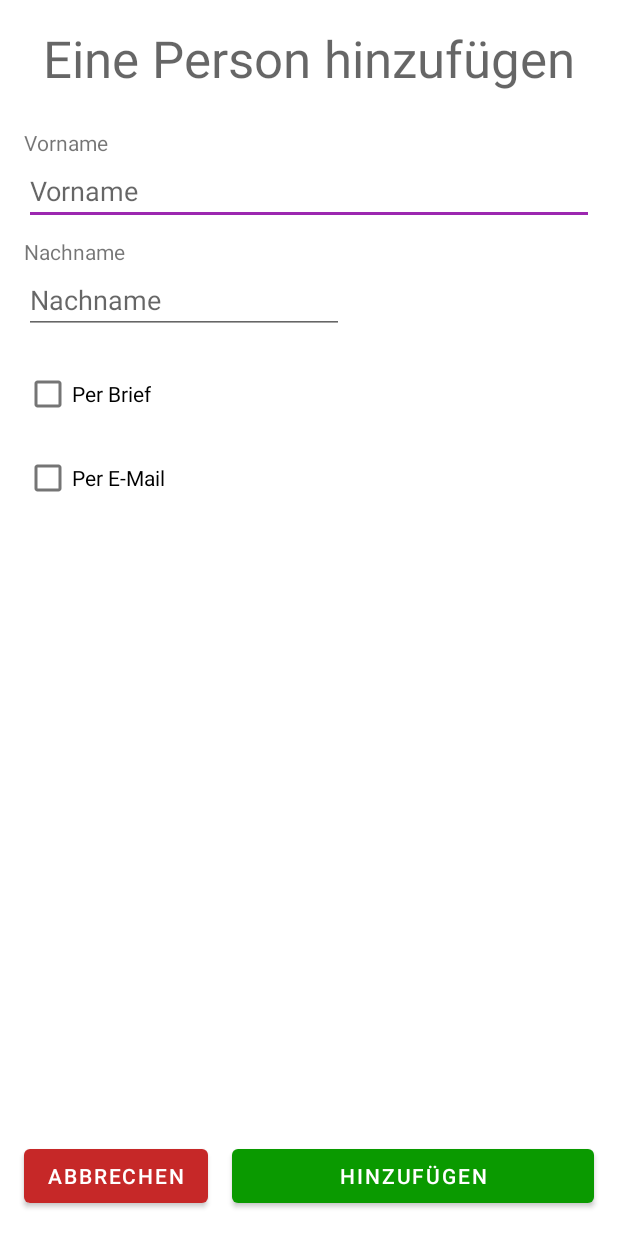
After one commit to ComTols/Hackaton2020, an Android app: the AddPerson screen opened directly, with no data from a screen before it, on a phone screen of 412 x 824 dp. The commit adds this screen. Run offline under Robolectric (Android 15) with nearby library versions, the phone set to English and light mode, and no system bars.

Commit message:
Aktionen nach QR-Code Scann hinzugefügt
-Activity CheckPerson hinzugefügt
--Bereits eingetragene Personen werden aus SharedPreferences gelesen

-Activity AddPerson hinzugefügt
--Daten der hinzugefügten Person werden in SharedPreferences geschrieben

```diff
--- a/app/src/main/AndroidManifest.xml
+++ b/app/src/main/AndroidManifest.xml
@@ -14,7 +14,9 @@
 		android:roundIcon="@mipmap/ic_launcher_round"
 		android:supportsRtl="true"
 		android:theme="@style/Theme.Hackaton2020">
-		<activity android:name=".CreateAccount"></activity>
+		<activity android:name=".AddPerson"></activity>
+		<activity android:name=".CheckPerson" />
+		<activity android:name=".CreateAccount" />
 		<activity android:name=".MainActivity">
 			<intent-filter>
 				<action android:name="android.intent.action.MAIN" />
--- a/app/src/main/java/com/example/hackaton2020/MainActivity.java
+++ b/app/src/main/java/com/example/hackaton2020/MainActivity.java
@@ -102,6 +102,7 @@ public class MainActivity extends AppCompatActivity implements ZXingScannerView.
 	@Override
 	public void handleResult(Result rawResult) {
 		textResult.setText(rawResult.getText());
-		scannerView.startCamera();
+		Intent intentCheckPerson = new Intent(this, CheckPerson.class);
+		startActivity(intentCheckPerson);
 	}
 }
--- /dev/null
+++ b/app/src/main/res/layout/activity_add_person.xml
@@ -0,0 +1,273 @@
+<?xml version="1.0" encoding="utf-8"?>
+<androidx.constraintlayout.widget.ConstraintLayout xmlns:android="http://schemas.android.com/apk/res/android"
+	xmlns:app="http://schemas.android.com/apk/res-auto"
+	xmlns:tools="http://schemas.android.com/tools"
+	android:layout_width="match_parent"
+	android:layout_height="match_parent"
+	tools:context=".AddPerson">
+
+	<TextView
+		android:id="@+id/addPerson_headline"
+		android:layout_width="wrap_content"
+		android:layout_height="wrap_content"
+		android:layout_marginTop="16dp"
+		android:text="@string/addPerson_headline"
+		android:textAppearance="@style/TextAppearance.AppCompat.Display1"
+		app:layout_constraintEnd_toEndOf="parent"
+		app:layout_constraintStart_toStartOf="parent"
+		app:layout_constraintTop_toTopOf="parent" />
+
+	<EditText
+		android:id="@+id/addPerson_forename"
+		android:layout_width="0dp"
+		android:layout_height="wrap_content"
+		android:layout_marginStart="16dp"
+		android:layout_marginLeft="16dp"
+		android:layout_marginEnd="16dp"
+		android:layout_marginRight="16dp"
+		android:ems="10"
+		android:hint="@string/forename"
+		android:inputType="textPersonName"
+		app:layout_constraintEnd_toEndOf="parent"
+		app:layout_constraintStart_toStartOf="parent"
+		app:layout_constraintTop_toBottomOf="@+id/addPerson_txtforename" />
+
+	<EditText
+		android:id="@+id/addPerson_lastname"
+		android:layout_width="0dp"
+		android:layout_height="wrap_content"
+		android:layout_marginStart="16dp"
+		android:layout_marginLeft="16dp"
+		android:ems="10"
+		android:hint="@string/lastname"
+		android:inputType="textPersonName"
+		app:layout_constraintStart_toStartOf="parent"
+		app:layout_constraintTop_toBottomOf="@+id/addPerson_txtlastname" />
+
+	<TextView
+		android:id="@+id/addPerson_txtforename"
+		android:layout_width="wrap_content"
+		android:layout_height="wrap_content"
+		android:layout_marginStart="16dp"
+		android:layout_marginLeft="16dp"
+		android:layout_marginTop="24dp"
+		android:text="@string/forename"
+		app:layout_constraintStart_toStartOf="parent"
+		app:layout_constraintTop_toBottomOf="@+id/addPerson_headline" />
+
+	<TextView
+		android:id="@+id/addPerson_txtlastname"
+		android:layout_width="wrap_content"
+		android:layout_height="wrap_content"
+		android:layout_marginStart="16dp"
+		android:layout_marginLeft="16dp"
+		android:layout_marginTop="8dp"
+		android:text="@string/lastname"
+		app:layout_constraintStart_toStartOf="parent"
+		app:layout_constraintTop_toBottomOf="@+id/addPerson_txtforename_error" />
+
+	<TextView
+		android:id="@+id/addPerson_txtforename_error"
+		android:layout_width="wrap_content"
+		android:layout_height="wrap_content"
+		android:layout_marginStart="16dp"
+		android:layout_marginLeft="16dp"
+		android:text="Vorname erforderlich"
+		android:textColor="@color/warn"
+		android:visibility="gone"
+		app:layout_constraintStart_toStartOf="parent"
+		app:layout_constraintTop_toBottomOf="@+id/addPerson_forename" />
+
+	<TextView
+		android:id="@+id/addPerson_txtlastname_error"
+		android:layout_width="wrap_content"
+		android:layout_height="wrap_content"
+		android:layout_marginStart="16dp"
+		android:layout_marginLeft="16dp"
+		android:text="Nachname erforderlich"
+		android:textColor="@color/warn"
+		android:visibility="gone"
+		app:layout_constraintStart_toStartOf="parent"
+		app:layout_constraintTop_toBottomOf="@+id/addPerson_lastname" />
+
+	<CheckBox
+		android:id="@+id/addPerson_messageOption_letter"
+		android:layout_width="wrap_content"
+		android:layout_height="wrap_content"
+		android:layout_marginStart="16dp"
+		android:layout_marginLeft="16dp"
+		android:layout_marginTop="16dp"
+		android:text="@string/login_messageOption_letter"
+		app:layout_constraintStart_toStartOf="parent"
+		app:layout_constraintTop_toBottomOf="@+id/addPerson_txtlastname_error" />
+
+	<androidx.constraintlayout.widget.ConstraintLayout
+		android:id="@+id/addPerson_messageOption_letter_details"
+		android:layout_width="match_parent"
+		android:layout_height="wrap_content"
+		android:layout_marginStart="16dp"
+		android:layout_marginLeft="16dp"
+		android:layout_marginEnd="16dp"
+		android:layout_marginRight="16dp"
+		android:visibility="gone"
+		app:layout_constraintEnd_toEndOf="parent"
+		app:layout_constraintStart_toStartOf="parent"
+		app:layout_constraintTop_toBottomOf="@+id/addPerson_messageOption_letter">
+
+		<EditText
+			android:id="@+id/addPerson_messageOption_letter_details_street"
+			android:layout_width="0dp"
+			android:layout_height="wrap_content"
+			android:ems="10"
+			android:hint="@string/street_number"
+			android:inputType="textPersonName"
+			app:layout_constraintEnd_toEndOf="parent"
+			app:layout_constraintHorizontal_bias="0.0"
+			app:layout_constraintStart_toStartOf="parent"
+			app:layout_constraintTop_toBottomOf="@+id/addPerson_messageOption_letter_details_txtstreet" />
+
+		<TextView
+			android:id="@+id/addPerson_messageOption_letter_details_txtstreet"
+			android:layout_width="wrap_content"
+			android:layout_height="wrap_content"
+			android:layout_marginTop="8dp"
+			android:text="@string/street_number"
+			app:layout_constraintStart_toStartOf="parent"
+			app:layout_constraintTop_toTopOf="parent" />
+
+		<EditText
+			android:id="@+id/addPerson_messageOption_letter_details_postcode"
+			android:layout_width="150dp"
+			android:layout_height="wrap_content"
+			android:ems="10"
+			android:hint="@string/postcode"
+			android:inputType="numberSigned"
+			app:layout_constraintStart_toStartOf="parent"
+			app:layout_constraintTop_toBottomOf="@+id/addPerson_messageOption_letter_details_txtpostcode" />
+
+		<TextView
+			android:id="@+id/addPerson_messageOption_letter_details_txtpostcode"
+			android:layout_width="wrap_content"
+			android:layout_height="wrap_content"
+			android:layout_marginTop="8dp"
+			android:text="@string/postcode"
+			app:layout_constraintStart_toStartOf="parent"
+			app:layout_constraintTop_toBottomOf="@+id/addPerson_messageOption_letter_details_street" />
+
+		<TextView
+			android:id="@+id/addPerson_messageOption_letter_details_txtcity"
+			android:layout_width="wrap_content"
+			android:layout_height="wrap_content"
+			android:layout_marginStart="8dp"
+			android:layout_marginLeft="8dp"
+			android:layout_marginTop="8dp"
+			android:text="@string/city"
+			app:layout_constraintStart_toEndOf="@+id/addPerson_messageOption_letter_details_postcode"
+			app:layout_constraintTop_toBottomOf="@+id/addPerson_messageOption_letter_details_street" />
+
+		<EditText
+			android:id="@+id/addPerson_messageOption_letter_details_city"
+			android:layout_width="wrap_content"
+			android:layout_height="wrap_content"
+			android:ems="10"
+			android:hint="@string/city"
+			android:inputType="textPersonName"
+			app:layout_constraintStart_toStartOf="@+id/addPerson_messageOption_letter_details_txtcity"
+			app:layout_constraintTop_toBottomOf="@+id/addPerson_messageOption_letter_details_txtcity" />
+
+		<TextView
+			android:id="@+id/addPerson_messageOption_letter_details_error"
+			android:layout_width="wrap_content"
+			android:layout_height="wrap_content"
+			android:textColor="@color/warn"
+			android:visibility="gone"
+			app:layout_constraintStart_toStartOf="parent"
+			app:layout_constraintTop_toBottomOf="@+id/addPerson_messageOption_letter_details_postcode" />
+	</androidx.constraintlayout.widget.ConstraintLayout>
+
+	<CheckBox
+		android:id="@+id/addPerson_messageOption_mail"
+		android:layout_width="wrap_content"
+		android:layout_height="wrap_content"
+		android:layout_marginStart="16dp"
+		android:layout_marginLeft="16dp"
+		android:layout_marginTop="8dp"
+		android:text="@string/login_messageOption_mail"
+		app:layout_constraintStart_toStartOf="parent"
+		app:layout_constraintTop_toBottomOf="@+id/addPerson_messageOption_letter_details" />
+
+	<androidx.constraintlayout.widget.ConstraintLayout
+		android:id="@+id/addPerson_messageOption_mail_details"
+		android:layout_width="match_parent"
+		android:layout_height="wrap_content"
+		android:layout_marginStart="16dp"
+		android:layout_marginLeft="16dp"
+		android:layout_marginEnd="16dp"
+		android:layout_marginRight="16dp"
+		android:visibility="gone"
+		app:layout_constraintEnd_toEndOf="parent"
+		app:layout_constraintStart_toStartOf="parent"
+		app:layout_constraintTop_toBottomOf="@+id/addPerson_messageOption_mail">
+
+		<EditText
+			android:id="@+id/addPerson_messageOption_mail_details_mailAdress"
+			android:layout_width="0dp"
+			android:layout_height="wrap_content"
+			android:ems="10"
+			android:hint="@string/mail"
+			android:inputType="textEmailAddress"
+			app:layout_constraintEnd_toEndOf="parent"
+			app:layout_constraintStart_toStartOf="parent"
+			app:layout_constraintTop_toTopOf="parent" />
+
+		<TextView
+			android:id="@+id/addPerson_messageOption_mail_details_error"
+			android:layout_width="wrap_content"
+			android:layout_height="wrap_content"
+			android:text="Eine E-Mail ist erforderlich!"
+			android:textColor="@color/warn"
+			android:visibility="gone"
+			app:layout_constraintStart_toStartOf="parent"
+			app:layout_constraintTop_toBottomOf="@+id/addPerson_messageOption_mail_details_mailAdress" />
+	</androidx.constraintlayout.widget.ConstraintLayout>
+
+	<Button
+		android:id="@+id/addPerson_cancelBtn"
+		android:layout_width="wrap_content"
+		android:layout_height="wrap_content"
+		android:layout_marginStart="16dp"
+		android:layout_marginLeft="16dp"
+		android:layout_marginBottom="16dp"
+		android:text="@string/cancel"
+		app:backgroundTint="@color/warn_dark"
+		app:layout_constraintBottom_toBottomOf="parent"
+		app:layout_constraintStart_toStartOf="parent" />
+
+	<Button
+		android:id="@+id/addPerson_applyBtn"
+		android:layout_width="0dp"
+		android:layout_height="wrap_content"
+		android:layout_marginStart="16dp"
+		android:layout_marginLeft="16dp"
+		android:layout_marginEnd="16dp"
+		android:layout_marginRight="16dp"
+		android:layout_marginBottom="16dp"
+		android:text="@string/addPerson_continue"
+		app:backgroundTint="@color/apply"
+		app:layout_constraintBottom_toBottomOf="parent"
+		app:layout_constraintEnd_toEndOf="parent"
+		app:layout_constraintStart_toEndOf="@+id/addPerson_cancelBtn" />
+
+	<TextView
+		android:id="@+id/addPerson_applyBtn_error"
+		android:layout_width="0dp"
+		android:layout_height="wrap_content"
+		android:gravity="center"
+		android:text="Es muss mindestens eine Benachrichtigungsoption ausgewählt werden!"
+		android:textColor="@color/warn"
+		android:visibility="gone"
+		app:layout_constraintBottom_toTopOf="@+id/addPerson_applyBtn"
+		app:layout_constraintEnd_toEndOf="@+id/addPerson_applyBtn"
+		app:layout_constraintStart_toStartOf="@+id/addPerson_applyBtn" />
+
+</androidx.constraintlayout.widget.ConstraintLayout>
--- a/app/src/main/res/values/colors.xml
+++ b/app/src/main/res/values/colors.xml
@@ -11,4 +11,5 @@
 	<color name="warn">#F44336</color>
 	<color name="warn_light">#FF5252</color>
 	<color name="warn_dark">#C62828</color>
+	<color name="apply">#0A9A00</color>
 </resources>
--- a/app/src/main/res/values/strings.xml
+++ b/app/src/main/res/values/strings.xml
@@ -6,4 +6,18 @@
 	<string name="login_messageOption_push">Per Push-Benachrichtigung</string>
 	<string name="login_messageOption_app">In der App</string>
 	<string name="login_continue">Weiter</string>
+	<string name="main_CodeResult">Kein QR-Code gefunden</string>
+	<string name="checkPerson_whoIsGuest">Wer ist Gast?</string>
+	<string name="checkPerson_whoIsGuest_me">Ich</string>
+	<string name="checkPerson_addPersonButton">Person hinzufügen</string>
+	<string name="checkPerson_finishButton">Fertig</string>
+	<string name="addPerson_headline">Eine Person hinzufügen</string>
+	<string name="cancel">Abbrechen</string>
+	<string name="addPerson_continue">Hinzufügen</string>
+	<string name="forename">Vorname</string>
+	<string name="lastname">Nachname</string>
+	<string name="street_number">Straße + Hausnr.</string>
+	<string name="postcode">PLZ</string>
+	<string name="city">Ort</string>
+	<string name="mail">E-Mail</string>
 </resources>
```
Also changed, not shown: app/src/main/java/com/example/hackaton2020/AddPerson.java (added, +177 -0 lines), app/src/main/java/com/example/hackaton2020/CheckPerson.java (added, +65 -0 lines), app/src/main/res/layout/activity_check_person.xml (added, +81 -0 lines).
